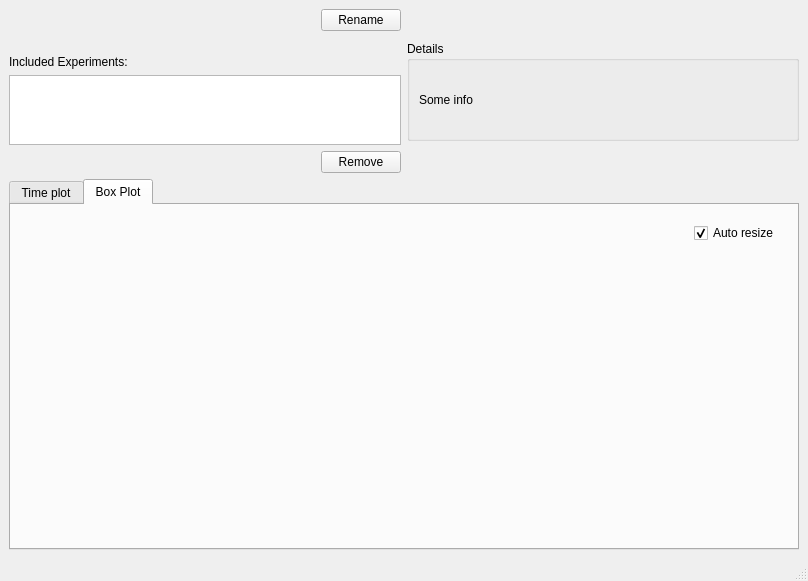
Qt form src/demogui/plotwindow.ui (henrikvs/nornetdemo) before a commit.
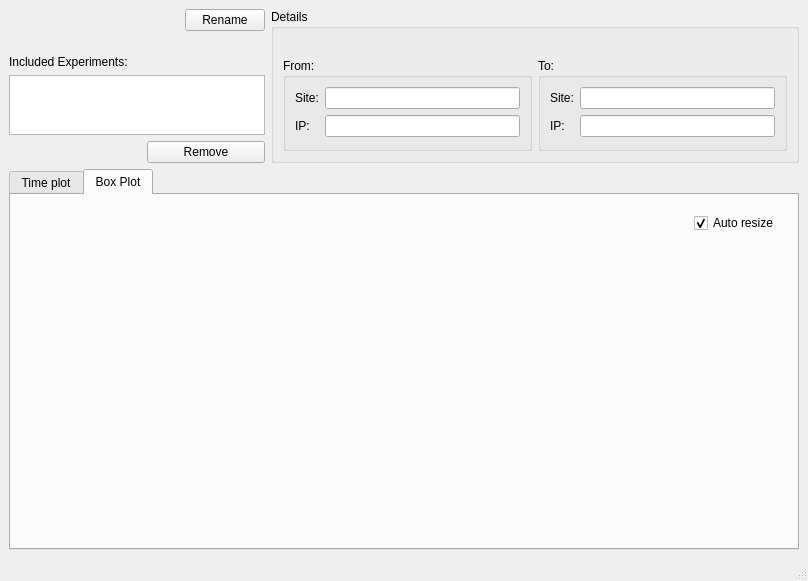
The same form after that commit. Custom widgets are drawn as their Qt base class.

Diff of the .ui file:
```diff
--- a/src/demogui/plotwindow.ui
+++ b/src/demogui/plotwindow.ui
@@ -14,17 +14,23 @@
    <string>MainWindow</string>
   </property>
   <widget class="QWidget" name="centralwidget">
-   <layout class="QVBoxLayout" name="verticalLayout_5">
+   <layout class="QVBoxLayout" name="verticalLayout_11">
     <item>
-     <layout class="QVBoxLayout" name="verticalLayout_4">
+     <layout class="QVBoxLayout" name="verticalLayout_10">
       <item>
-       <layout class="QHBoxLayout" name="horizontalLayout_6">
+       <layout class="QHBoxLayout" name="horizontalLayout_9">
         <item>
          <layout class="QVBoxLayout" name="verticalLayout_3">
           <item>
            <layout class="QHBoxLayout" name="horizontalLayout_4">
             <item>
              <widget class="QLabel" name="plotWindowNameLabel">
+              <property name="sizePolicy">
+               <sizepolicy hsizetype="Preferred" vsizetype="Preferred">
+                <horstretch>0</horstretch>
+                <verstretch>0</verstretch>
+               </sizepolicy>
+              </property>
               <property name="font">
                <font>
                 <pointsize>14</pointsize>
@@ -80,7 +86,7 @@
               <item>
                <widget class="QListWidget" name="experimentsWidget">
                 <property name="sizePolicy">
-                 <sizepolicy hsizetype="Expanding" vsizetype="Preferred">
+                 <sizepolicy hsizetype="Preferred" vsizetype="Preferred">
                   <horstretch>0</horstretch>
                   <verstretch>0</verstretch>
                  </sizepolicy>
@@ -88,7 +94,7 @@
                 <property name="maximumSize">
                  <size>
                   <width>16777215</width>
-                  <height>200</height>
+                  <height>60</height>
                  </size>
                 </property>
                 <property name="baseSize">
@@ -108,6 +114,9 @@
                 <property name="orientation">
                  <enum>Qt::Horizontal</enum>
                 </property>
+                <property name="sizeType">
+                 <enum>QSizePolicy::Preferred</enum>
+                </property>
                 <property name="sizeHint" stdset="0">
                  <size>
                   <width>138</width>
@@ -137,22 +146,114 @@
             <verstretch>0</verstretch>
            </sizepolicy>
           </property>
-          <property name="maximumSize">
-           <size>
-            <width>16777215</width>
-            <height>100</height>
-           </size>
-          </property>
           <property name="title">
            <string>Details</string>
           </property>
-          <layout class="QHBoxLayout" name="horizontalLayout_5">
+          <layout class="QVBoxLayout" name="verticalLayout_13">
            <item>
-            <widget class="QLabel" name="label_2">
-             <property name="text">
-              <string>Some info </string>
-             </property>
-            </widget>
+            <layout class="QVBoxLayout" name="verticalLayout_12">
+             <item>
+              <spacer name="verticalSpacer_4">
+               <property name="orientation">
+                <enum>Qt::Vertical</enum>
+               </property>
+               <property name="sizeType">
+                <enum>QSizePolicy::Preferred</enum>
+               </property>
+               <property name="sizeHint" stdset="0">
+                <size>
+                 <width>20</width>
+                 <height>20</height>
+                </size>
+               </property>
+              </spacer>
+             </item>
+             <item>
+              <layout class="QHBoxLayout" name="horizontalLayout_5">
+               <item>
+                <widget class="QGroupBox" name="groupBox_2">
+                 <property name="sizePolicy">
+                  <sizepolicy hsizetype="Expanding" vsizetype="Preferred">
+                   <horstretch>0</horstretch>
+                   <verstretch>0</verstretch>
+                  </sizepolicy>
+                 </property>
+                 <property name="title">
+                  <string>From:</string>
+                 </property>
+                 <layout class="QVBoxLayout" name="verticalLayout_5">
+                  <item>
+                   <layout class="QFormLayout" name="formLayout_2">
+                    <property name="fieldGrowthPolicy">
+                     <enum>QFormLayout::AllNonFixedFieldsGrow</enum>
+                    </property>
+                    <item row="0" column="0">
+                     <widget class="QLabel" name="label_2">
+                      <property name="text">
+                       <string>Site:</string>
+                      </property>
+                     </widget>
+                    </item>
+                    <item row="0" column="1">
+                     <widget class="QLineEdit" name="fromSiteEdit"/>
+                    </item>
+                    <item row="1" column="0">
+                     <widget class="QLabel" name="label_3">
+                      <property name="text">
+                       <string>IP:</string>
+                      </property>
+                     </widget>
+                    </item>
+                    <item row="1" column="1">
+                     <widget class="QLineEdit" name="fromIpEdit"/>
+                    </item>
+                   </layout>
+                  </item>
+                 </layout>
+                </widget>
+               </item>
+               <item>
+                <widget class="QGroupBox" name="groupBox_3">
+                 <property name="sizePolicy">
+                  <sizepolicy hsizetype="Expanding" vsizetype="Preferred">
+                   <horstretch>0</horstretch>
+                   <verstretch>0</verstretch>
+                  </sizepolicy>
+                 </property>
+                 <property name="title">
+                  <string>To:</string>
+                 </property>
+                 <layout class="QVBoxLayout" name="verticalLayout_4">
+                  <item>
+                   <layout class="QFormLayout" name="formLayout">
+                    <item row="0" column="0">
+                     <widget class="QLabel" name="label_5">
+                      <property name="text">
+                       <string>Site:</string>
+                      </property>
+                     </widget>
+                    </item>
+                    <item row="0" column="1">
+                     <widget class="QLineEdit" name="toSiteEdit"/>
+                    </item>
+                    <item row="1" column="0">
+                     <widget class="QLabel" name="label_4">
+                      <property name="text">
+                       <string>IP:</string>
+                      </property>
+                     </widget>
+                    </item>
+                    <item row="1" column="1">
+                     <widget class="QLineEdit" name="toIpEdit"/>
+                    </item>
+                   </layout>
+                  </item>
+                 </layout>
+                </widget>
+               </item>
+              </layout>
+             </item>
+            </layout>
            </item>
           </layout>
          </widget>
```
